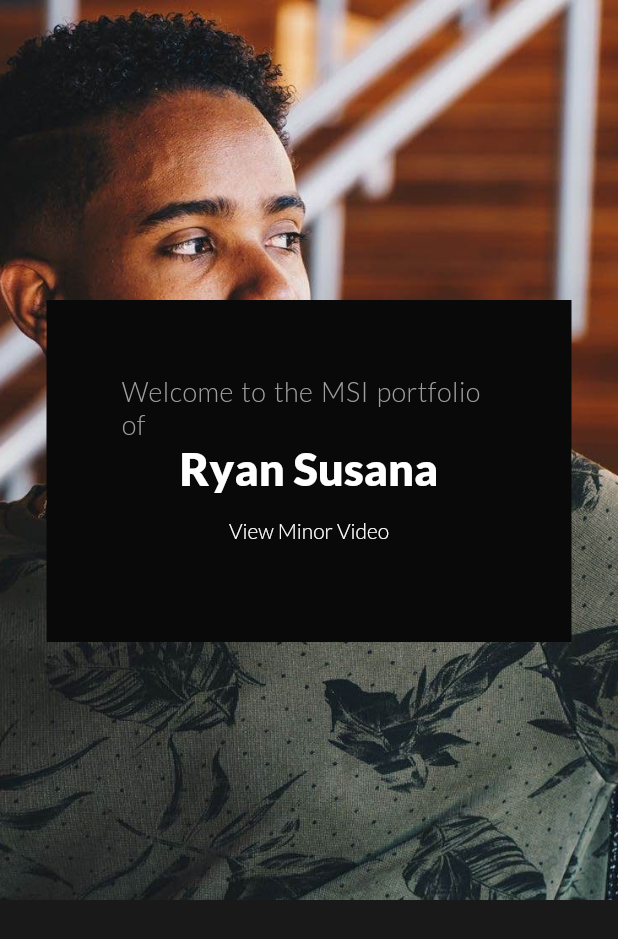
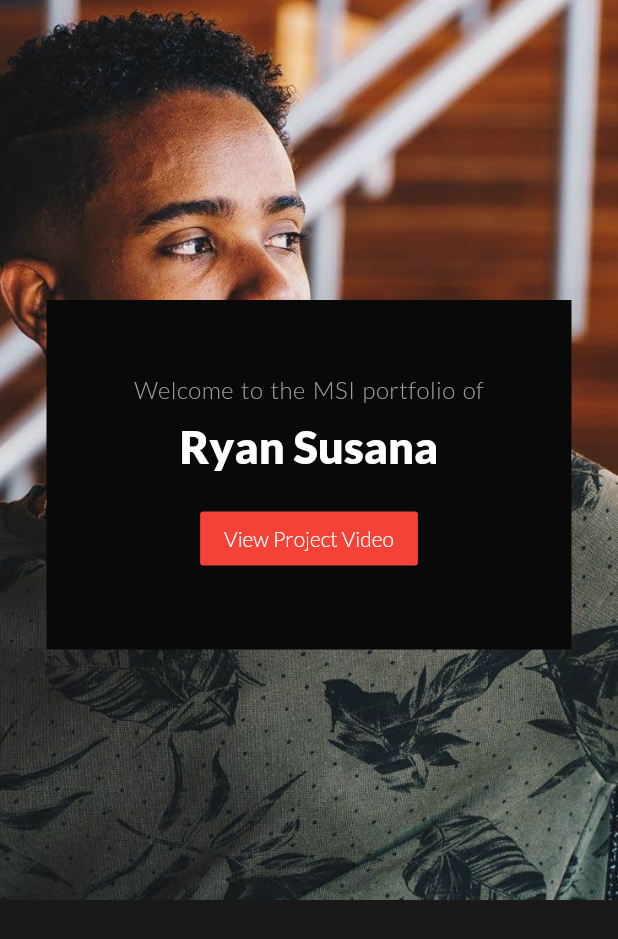
Before and after one commit to minorsmart/portfolio-RyanSusana, a Flutter app: the screen it shows after launch, on a phone screen of 412 x 824 dp. Shown: the top 939 px of the screen. Run offline on Flutter 3.47's test engine with Material 2 defaults, Android fonts, the light colour scheme and no system bars; our stand-ins replace fluro, flutter_html, google_fonts; generated files the repository leaves out were written again; network calls fail; key blocks and very long unbroken strings in the code were emptied for the run.

Commit message:
Added main categories

```diff
--- a/lib/domain.dart
+++ b/lib/domain.dart
@@ -52,11 +52,13 @@ class Post {
 @JsonSerializable()
 class Category {
   final String id, name, description;
+  final bool main;
   List<Post> posts;
 
   Category({
     this.id,
     this.name: "Smart Connection",
+    this.main: true,
     this.description:
         "Lorem ipsum dolor sit amet, lorem utinam cu his. Has alterum ceteros similique eu, docendi necessitatibus eam ei. Agam numquam bonorum ut sed.",
     this.posts: const <Post>[],
--- a/lib/main.dart
+++ b/lib/main.dart
@@ -176,7 +176,8 @@ class _HomeState extends State<Home> with SingleTickerProviderStateMixin {
                   delegate: SliverChildListDelegate(
                     [
                       ...categories
-                          .where((element) => element.posts.length > 0)
+                          .where((element) =>
+                              element.posts.length > 0 && element.main)
                           .toList()
                           .asMap()
                           .entries
@@ -220,13 +221,23 @@ class OpeningCard extends StatelessWidget {
                 children: <Widget>[
                   Text(
                     "Welcome to the MSI portfolio of",
-                    style: Theme.of(context).textTheme.bodyText1,
+                    style: Theme.of(context)
+                        .textTheme
+                        .bodyText1
+                        .copyWith(fontSize: 16),
+                  ),
+                  SizedBox(
+                    height: 10,
                   ),
                   Text(
                     "Ryan Susana",
                     style: Theme.of(context).textTheme.headline3,
                   ),
+                  SizedBox(
+                    height: 20,
+                  ),
                   FlatButton(
+                    color: Theme.of(context).primaryColor,
                     onPressed: () async {
                       var url = "https://www.youtube.com/watch?v=j5fY5NFXSkg";
                       if (await canLaunch(url)) {
@@ -235,7 +246,7 @@ class OpeningCard extends StatelessWidget {
                         print('Could not launch $url');
                       }
                     },
-                    child: Text("View Minor Video"),
+                    child: Text("View Project Video"),
                   )
                 ],
               ),
```
Also changed, not shown: lib/domain.g.dart.
